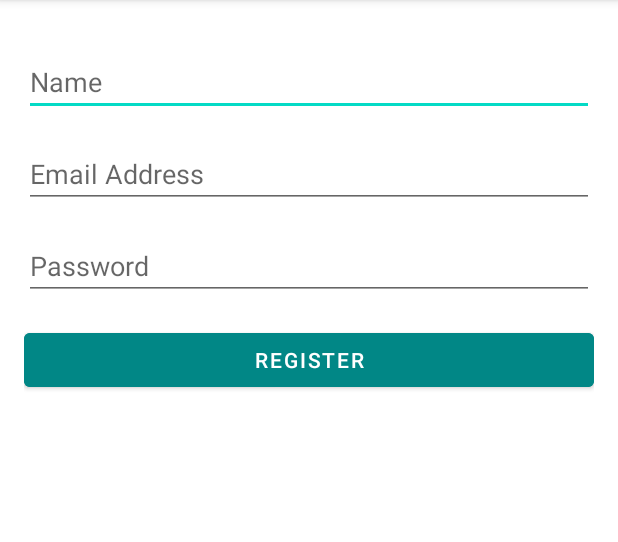
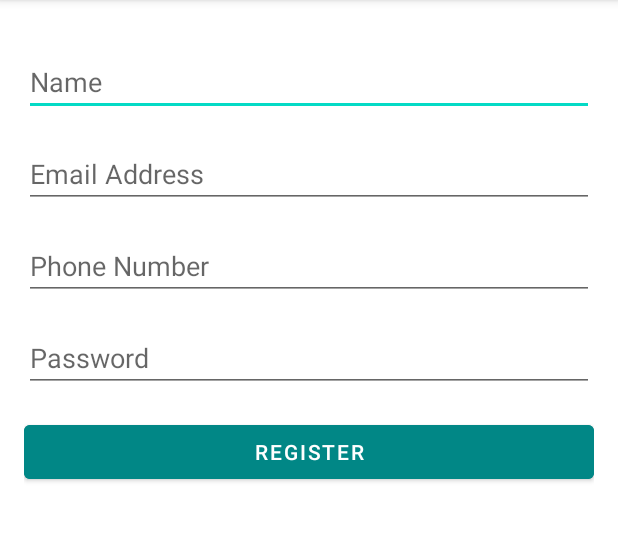
Before and after one commit to fquezado/MobilePaymentApplicationAndroidStudio, an Android app: the RegisterActivity screen opened directly, with no data from a screen before it, on a phone screen of 412 x 824 dp, the part 84-626 px from its top. Run offline under Robolectric (Android 15) with nearby library versions, the phone set to English and light mode, and no system bars.

Commit message:
Completed AccountInfo, updated RegisterActivity

```diff
--- a/app/src/main/java/com/group4/mobilepaymentapplication/RegisterActivity.java
+++ b/app/src/main/java/com/group4/mobilepaymentapplication/RegisterActivity.java
@@ -11,7 +11,7 @@ import android.widget.Toast;
 
 public class RegisterActivity extends AppCompatActivity {
 
-    private EditText nameEditText, emailEditText, passwordEditText;
+    private EditText nameEditText, emailEditText, passwordEditText, phoneEditText;
     private Button registerButton;
     private UserPreferences userPreferences;
 
@@ -22,6 +22,7 @@ public class RegisterActivity extends AppCompatActivity {
 
         nameEditText = findViewById(R.id.nameEditText);
         emailEditText = findViewById(R.id.emailEditText);
+        phoneEditText = findViewById(R.id.phoneEditText);
         passwordEditText = findViewById(R.id.passwordEditText);
         registerButton = findViewById(R.id.registerButton);
         userPreferences = new UserPreferences(this);
@@ -31,12 +32,13 @@ public class RegisterActivity extends AppCompatActivity {
             public void onClick(View v) {
                 String name = nameEditText.getText().toString();
                 String email = emailEditText.getText().toString();
+                String phone = phoneEditText.getText().toString();
                 String password = passwordEditText.getText().toString();
 
                 if (name.isEmpty() || email.isEmpty() || password.isEmpty()) {
                     Toast.makeText(RegisterActivity.this, "Please fill all fields", Toast.LENGTH_SHORT).show();
                 } else {
-                    userPreferences.saveUser(name, email, password);
+                    userPreferences.saveUser(name, email, phone, password);
                     Toast.makeText(RegisterActivity.this, "Registration Successful", Toast.LENGTH_SHORT).show();
                     // Optionally navigate to another activity
                     Intent intent = new Intent(RegisterActivity.this, LoginActivity.class);
--- a/app/src/main/java/com/group4/mobilepaymentapplication/SettingsActivity.java
+++ b/app/src/main/java/com/group4/mobilepaymentapplication/SettingsActivity.java
@@ -72,7 +72,7 @@ public class SettingsActivity extends AppCompatActivity {
             @Override
             public void onClick(View v)
             {
-                Intent intent = new Intent(SettingsActivity.this, AccountInformation.class);
+                Intent intent = new Intent(SettingsActivity.this, AccountInformationActivity.class);
                 startActivity(intent);
             }
 
--- a/app/src/main/res/layout/activity_register.xml
+++ b/app/src/main/res/layout/activity_register.xml
@@ -24,6 +24,15 @@
         android:textColor="@color/black" />
 
     <EditText
+        android:id="@+id/phoneEditText"
+        android:layout_width="match_parent"
+        android:layout_height="wrap_content"
+        android:layout_marginTop="16dp"
+        android:hint="Phone Number"
+        android:inputType="phone"
+        android:textColor="@color/black" />
+
+    <EditText
         android:id="@+id/passwordEditText"
         android:layout_width="match_parent"
         android:layout_height="wrap_content"
```
Also changed, not shown: app/src/main/java/com/group4/mobilepaymentapplication/AccountInformation.java (deleted, +0 -14 lines), app/src/main/java/com/group4/mobilepaymentapplication/AccountInformationActivity.java (added, +34 -0 lines), app/src/main/java/com/group4/mobilepaymentapplication/UserPreferences.java (+6 -4 lines), app/src/main/res/layout/activity_account_information.xml (+41 -16 lines), app/src/main/res/drawable/dall_e_2023_11_09_19_39_57___create_an_app_logo_representing_money_flow_with_a_transparent_background__the_logo_should_have_a_dynamic__stylized_depiction_of_currency_notes_and_coi.png (deleted), 1 other file.
